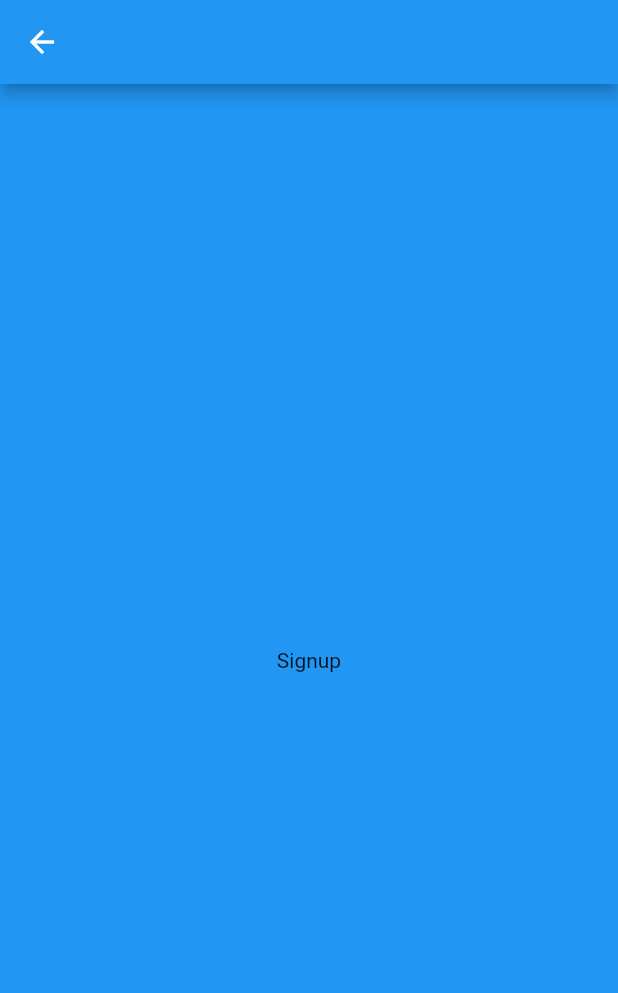
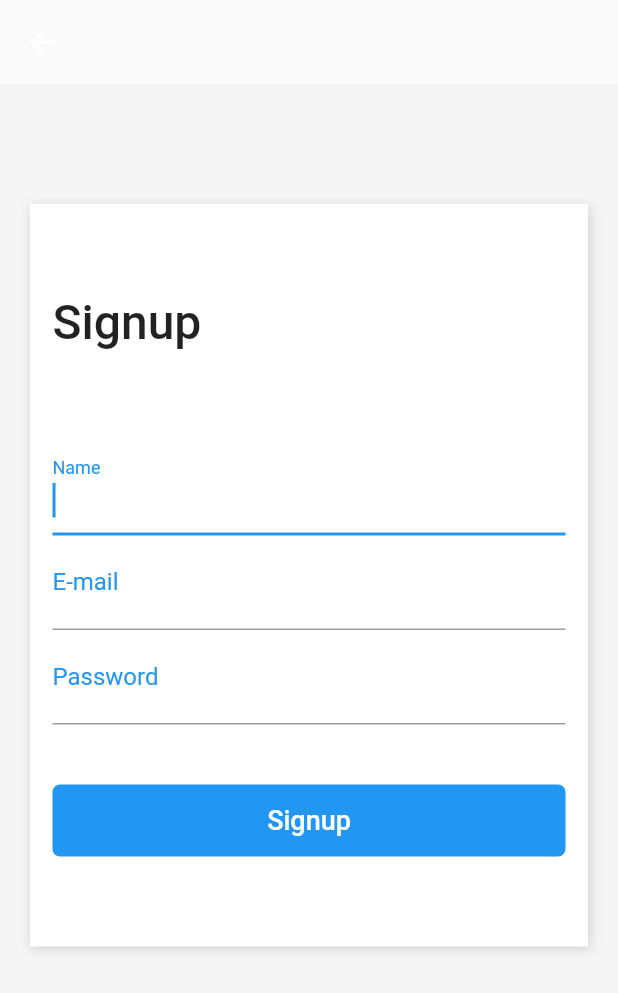
Before and after one commit to rodrigofelipejr/flutter-dart-balta.io, a Flutter app: the SignupPage screen opened directly, on a phone screen of 412 x 824 dp. Shown: the top 993 px of the screen. Run offline on Flutter 3.47's test engine with Material 2 defaults, Android fonts, the phone set to English and light mode, and no system bars; our stand-ins replace flutter_masked_text, shared_preferences; accounts and stored records are empty.

Commit message:
Dominando Layouts no Flutter - Page de Signup

```diff
--- a/app_shopping/lib/pages/signup.page.dart
+++ b/app_shopping/lib/pages/signup.page.dart
@@ -4,11 +4,127 @@ class SignupPage extends StatelessWidget {
   @override
   Widget build(BuildContext context) {
     return Scaffold(
-      appBar: AppBar(),
-      body: Container(
-        color: Colors.blue,
-        child: Center(
-          child: Text("Signup"),
+      appBar: AppBar(
+        backgroundColor: Colors.white.withOpacity(0),
+        elevation: 0,
+      ),
+      body: SingleChildScrollView(
+        child: Container(
+          color: Color(0xFFF5F5F5),
+          padding: EdgeInsets.only(
+            top: 80,
+            left: 20,
+            right: 20,
+            bottom: 40,
+          ),
+          child: Column(
+            children: [
+              Container(
+                //height: 450,
+                decoration: BoxDecoration(
+                  color: Colors.white,
+                  boxShadow: [
+                    new BoxShadow(
+                      color: Colors.black12,
+                      offset: new Offset(1, 2.0),
+                      blurRadius: 5,
+                      spreadRadius: 1,
+                    )
+                  ],
+                ),
+                child: Padding(
+                  padding: EdgeInsets.only(
+                    left: 15,
+                    right: 15,
+                    top: 60,
+                    bottom: 60,
+                  ),
+                  child: Column(
+                    crossAxisAlignment: CrossAxisAlignment.stretch,
+                    children: [
+                      Text(
+                        "Signup",
+                        textAlign: TextAlign.start,
+                        style: TextStyle(
+                          fontSize: 32,
+                          fontWeight: FontWeight.w500,
+                        ),
+                      ),
+                      SizedBox(
+                        height: 60,
+                      ),
+                      TextFormField(
+                        autofocus: true,
+                        keyboardType: TextInputType.text,
+                        textInputAction: TextInputAction.next,
+                        decoration: InputDecoration(
+                          labelText: "Name",
+                          labelStyle: TextStyle(
+                            color: Theme.of(context).primaryColor,
+                            fontWeight: FontWeight.w400,
+                            fontSize: 16,
+                          ),
+                        ),
+                        style: TextStyle(fontSize: 20),
+                      ),
+                      TextFormField(
+                        autofocus: true,
+                        keyboardType: TextInputType.emailAddress,
+                        textInputAction: TextInputAction.next,
+                        decoration: InputDecoration(
+                          labelText: "E-mail",
+                          labelStyle: TextStyle(
+                            color: Theme.of(context).primaryColor,
+                            fontWeight: FontWeight.w400,
+                            fontSize: 16,
+                          ),
+                        ),
+                        style: TextStyle(fontSize: 20),
+                      ),
+                      TextFormField(
+                        autofocus: true,
+                        obscureText: true,
+                        keyboardType: TextInputType.text,
+                        textInputAction: TextInputAction.next,
+                        decoration: InputDecoration(
+                          labelText: "Password",
+                          labelStyle: TextStyle(
+                            color: Theme.of(context).primaryColor,
+                            fontWeight: FontWeight.w400,
+                            fontSize: 16,
+                          ),
+                        ),
+                        style: TextStyle(fontSize: 20),
+                      ),
+                      SizedBox(
+                        height: 40,
+                      ),
+                      Container(
+                        width: double.infinity,
+                        decoration: BoxDecoration(
+                          color: Colors.blue,
+                          borderRadius: BorderRadius.all(
+                            Radius.circular(5),
+                          ),
+                        ),
+                        child: FlatButton(
+                          //materialTapTargetSize: MaterialTapTargetSize.shrinkWrap,
+                          child: Text(
+                            "Signup",
+                            style: TextStyle(
+                              color: Colors.white,
+                              fontSize: 18,
+                            ),
+                          ),
+                          onPressed: () {},
+                        ),
+                      ),
+                    ],
+                  ),
+                ),
+              )
+            ],
+          ),
         ),
       ),
     );
```
Also changed, not shown: app_shopping/pubspec.lock.
